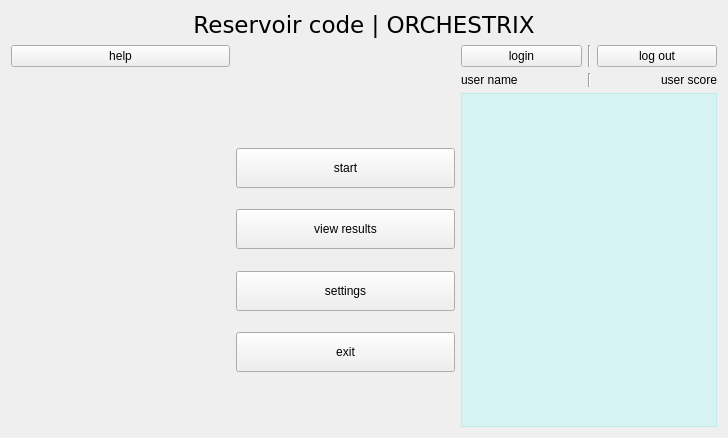
This is src/windows/uis/StartWindow.ui in ZulusK/orchestrix as Qt 5 draws it before an edit. The edited form follows.
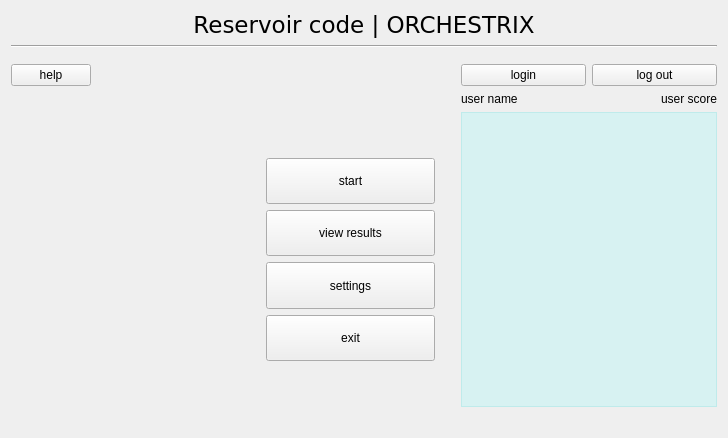
This is the edited form.

Commit message: windows spacing

Patch:
```diff
--- a/src/windows/uis/StartWindow.ui
+++ b/src/windows/uis/StartWindow.ui
@@ -16,39 +16,11 @@
   <widget class="QWidget" name="centralWidget">
    <layout class="QVBoxLayout" name="verticalLayout_2">
     <item>
-     <layout class="QVBoxLayout" name="centralLayout">
+     <layout class="QGridLayout" name="gridLayout">
       <property name="sizeConstraint">
        <enum>QLayout::SetDefaultConstraint</enum>
       </property>
-      <item>
-       <widget class="QLabel" name="label">
-        <property name="sizePolicy">
-         <sizepolicy hsizetype="Expanding" vsizetype="Expanding">
-          <horstretch>0</horstretch>
-          <verstretch>0</verstretch>
-         </sizepolicy>
-        </property>
-        <property name="sizeIncrement">
-         <size>
-          <width>2</width>
-          <height>2</height>
-         </size>
-        </property>
-        <property name="font">
-         <font>
-          <family>DejaVu Sans</family>
-          <pointsize>17</pointsize>
-         </font>
-        </property>
-        <property name="text">
-         <string>Reservoir code | ORCHESTRIX</string>
-        </property>
-        <property name="alignment">
-         <set>Qt::AlignCenter</set>
-        </property>
-       </widget>
-      </item>
-      <item>
+      <item row="3" column="0">
        <layout class="QGridLayout" name="gridLayout_2">
         <property name="sizeConstraint">
          <enum>QLayout::SetDefaultConstraint</enum>
@@ -56,7 +28,7 @@
         <item row="0" column="0">
          <widget class="QPushButton" name="helpBtn">
           <property name="sizePolicy">
-           <sizepolicy hsizetype="Expanding" vsizetype="Fixed">
+           <sizepolicy hsizetype="Fixed" vsizetype="Fixed">
             <horstretch>0</horstretch>
             <verstretch>0</verstretch>
            </sizepolicy>
@@ -66,20 +38,20 @@
           </property>
          </widget>
         </item>
-        <item row="2" column="1">
+        <item row="2" column="2">
          <layout class="QVBoxLayout" name="verticalLayout">
           <property name="sizeConstraint">
            <enum>QLayout::SetDefaultConstraint</enum>
           </property>
           <item>
-           <spacer name="verticalSpacer_3">
+           <spacer name="verticalSpacer_2">
             <property name="orientation">
              <enum>Qt::Vertical</enum>
             </property>
             <property name="sizeHint" stdset="0">
              <size>
               <width>20</width>
-              <height>80</height>
+              <height>40</height>
              </size>
             </property>
            </spacer>
@@ -103,35 +75,6 @@
             </property>
            </widget>
           </item>
-          <item>
-           <spacer name="verticalSpacer_2">
-            <property name="orientation">
-             <enum>Qt::Vertical</enum>
-            </property>
-            <property name="sizeType">
-             <enum>QSizePolicy::Expanding</enum>
-            </property>
-            <property name="sizeHint" stdset="0">
-             <size>
-              <width>20</width>
-              <height>10</height>
-             </size>
-            </property>
-           </spacer>
-          </item>
-          <item>
-           <spacer name="verticalSpacer_8">
-            <property name="orientation">
-             <enum>Qt::Vertical</enum>
-            </property>
-            <property name="sizeHint" stdset="0">
-             <size>
-              <width>20</width>
-              <height>40</height>
-             </size>
-            </property>
-           </spacer>
-          </item>
           <item>
            <widget class="QPushButton" name="resultsBtn">
             <property name="sizePolicy">
@@ -151,19 +94,6 @@
             </property>
            </widget>
           </item>
-          <item>
-           <spacer name="verticalSpacer_4">
-            <property name="orientation">
-             <enum>Qt::Vertical</enum>
-            </property>
-            <property name="sizeHint" stdset="0">
-             <size>
-              <width>20</width>
-              <height>40</height>
-             </size>
-            </property>
-           </spacer>
-          </item>
           <item>
            <widget class="QPushButton" name="settingsBtn">
             <property name="sizePolicy">
@@ -183,32 +113,6 @@
             </property>
            </widget>
           </item>
-          <item>
-           <spacer name="verticalSpacer_5">
-            <property name="orientation">
-             <enum>Qt::Vertical</enum>
-            </property>
-            <property name="sizeHint" stdset="0">
-             <size>
-              <width>20</width>
-              <height>10</height>
-             </size>
-            </property>
-           </spacer>
-          </item>
-          <item>
-           <spacer name="verticalSpacer_7">
-            <property name="orientation">
-             <enum>Qt::Vertical</enum>
-            </property>
-            <property name="sizeHint" stdset="0">
-             <size>
-              <width>20</width>
-              <height>40</height>
-             </size>
-            </property>
-           </spacer>
-          </item>
           <item>
            <widget class="QPushButton" name="exitBtn">
             <property name="sizePolicy">
@@ -229,21 +133,21 @@
            </widget>
           </item>
           <item>
-           <spacer name="verticalSpacer_6">
+           <spacer name="verticalSpacer_3">
             <property name="orientation">
              <enum>Qt::Vertical</enum>
             </property>
             <property name="sizeHint" stdset="0">
              <size>
               <width>20</width>
-              <height>80</height>
+              <height>40</height>
              </size>
             </property>
            </spacer>
           </item>
          </layout>
         </item>
-        <item row="1" column="2">
+        <item row="1" column="4">
          <layout class="QHBoxLayout" name="horizontalLayout_2">
           <property name="sizeConstraint">
            <enum>QLayout::SetDefaultConstraint</enum>
@@ -251,7 +155,7 @@
           <item>
            <widget class="QLabel" name="nameLbl">
             <property name="sizePolicy">
-             <sizepolicy hsizetype="Expanding" vsizetype="Expanding">
+             <sizepolicy hsizetype="Expanding" vsizetype="Fixed">
               <horstretch>0</horstretch>
               <verstretch>0</verstretch>
              </sizepolicy>
@@ -261,17 +165,10 @@
             </property>
            </widget>
           </item>
-          <item>
-           <widget class="Line" name="line_2">
-            <property name="orientation">
-             <enum>Qt::Vertical</enum>
-            </property>
-           </widget>
-          </item>
           <item>
            <widget class="QLabel" name="scoreLbl">
             <property name="sizePolicy">
-             <sizepolicy hsizetype="Expanding" vsizetype="Expanding">
+             <sizepolicy hsizetype="Expanding" vsizetype="Fixed">
               <horstretch>0</horstretch>
               <verstretch>0</verstretch>
              </sizepolicy>
@@ -286,7 +183,7 @@
           </item>
          </layout>
         </item>
-        <item row="0" column="2">
+        <item row="0" column="4">
          <layout class="QHBoxLayout" name="horizontalLayout">
           <property name="sizeConstraint">
            <enum>QLayout::SetDefaultConstraint</enum>
@@ -294,7 +191,7 @@
           <item>
            <widget class="QPushButton" name="loginBtn">
             <property name="sizePolicy">
-             <sizepolicy hsizetype="Expanding" vsizetype="Minimum">
+             <sizepolicy hsizetype="Expanding" vsizetype="Fixed">
               <horstretch>0</horstretch>
               <verstretch>0</verstretch>
              </sizepolicy>
@@ -304,17 +201,10 @@
             </property>
            </widget>
           </item>
-          <item>
-           <widget class="Line" name="line">
-            <property name="orientation">
-             <enum>Qt::Vertical</enum>
-            </property>
-           </widget>
-          </item>
           <item>
            <widget class="QPushButton" name="logoutBtn">
             <property name="sizePolicy">
-             <sizepolicy hsizetype="Expanding" vsizetype="Minimum">
+             <sizepolicy hsizetype="Expanding" vsizetype="Fixed">
               <horstretch>0</horstretch>
               <verstretch>0</verstretch>
              </sizepolicy>
@@ -339,7 +229,7 @@
           </property>
          </spacer>
         </item>
-        <item row="2" column="2">
+        <item row="2" column="4">
          <widget class="QTableWidget" name="resultsTable">
           <property name="sizePolicy">
            <sizepolicy hsizetype="Expanding" vsizetype="MinimumExpanding">
@@ -352,8 +242,107 @@
           </property>
          </widget>
         </item>
+        <item row="0" column="1">
+         <spacer name="horizontalSpacer">
+          <property name="orientation">
+           <enum>Qt::Horizontal</enum>
+          </property>
+          <property name="sizeType">
+           <enum>QSizePolicy::MinimumExpanding</enum>
+          </property>
+          <property name="sizeHint" stdset="0">
+           <size>
+            <width>160</width>
+            <height>20</height>
+           </size>
+          </property>
+         </spacer>
+        </item>
+        <item row="3" column="4">
+         <spacer name="verticalSpacer_4">
+          <property name="orientation">
+           <enum>Qt::Vertical</enum>
+          </property>
+          <property name="sizeType">
+           <enum>QSizePolicy::Preferred</enum>
+          </property>
+          <property name="sizeHint" stdset="0">
+           <size>
+            <width>20</width>
+            <height>20</height>
+           </size>
+          </property>
+         </spacer>
+        </item>
+        <item row="2" column="3">
+         <spacer name="horizontalSpacer_2">
+          <property name="orientation">
+           <enum>Qt::Horizontal</enum>
+          </property>
+          <property name="sizeType">
+           <enum>QSizePolicy::Preferred</enum>
+          </property>
+          <property name="sizeHint" stdset="0">
+           <size>
+            <width>20</width>
+            <height>20</height>
+           </size>
+          </property>
+         </spacer>
+        </item>
        </layout>
       </item>
+      <item row="2" column="0">
+       <spacer name="verticalSpacer_5">
+        <property name="orientation">
+         <enum>Qt::Vertical</enum>
+        </property>
+        <property name="sizeType">
+         <enum>QSizePolicy::Preferred</enum>
+        </property>
+        <property name="sizeHint" stdset="0">
+         <size>
+          <width>20</width>
+          <height>10</height>
+         </size>
+        </property>
+       </spacer>
+      </item>
+      <item row="0" column="0">
+       <widget class="QLabel" name="label">
+        <property name="sizePolicy">
+         <sizepolicy hsizetype="Expanding" vsizetype="Preferred">
+          <horstretch>0</horstretch>
+          <verstretch>0</verstretch>
+         </sizepolicy>
+        </property>
+        <property name="sizeIncrement">
+         <size>
+          <width>2</width>
+          <height>2</height>
+         </size>
+        </property>
+        <property name="font">
+         <font>
+          <family>DejaVu Sans</family>
+          <pointsize>17</pointsize>
+         </font>
+        </property>
+        <property name="text">
+         <string>Reservoir code | ORCHESTRIX</string>
+        </property>
+        <property name="alignment">
+         <set>Qt::AlignCenter</set>
+        </property>
+       </widget>
+      </item>
+      <item row="1" column="0">
+       <widget class="Line" name="line">
+        <property name="orientation">
+         <enum>Qt::Horizontal</enum>
+        </property>
+       </widget>
+      </item>
      </layout>
     </item>
    </layout>
```
The commit also changes 6 other files.
